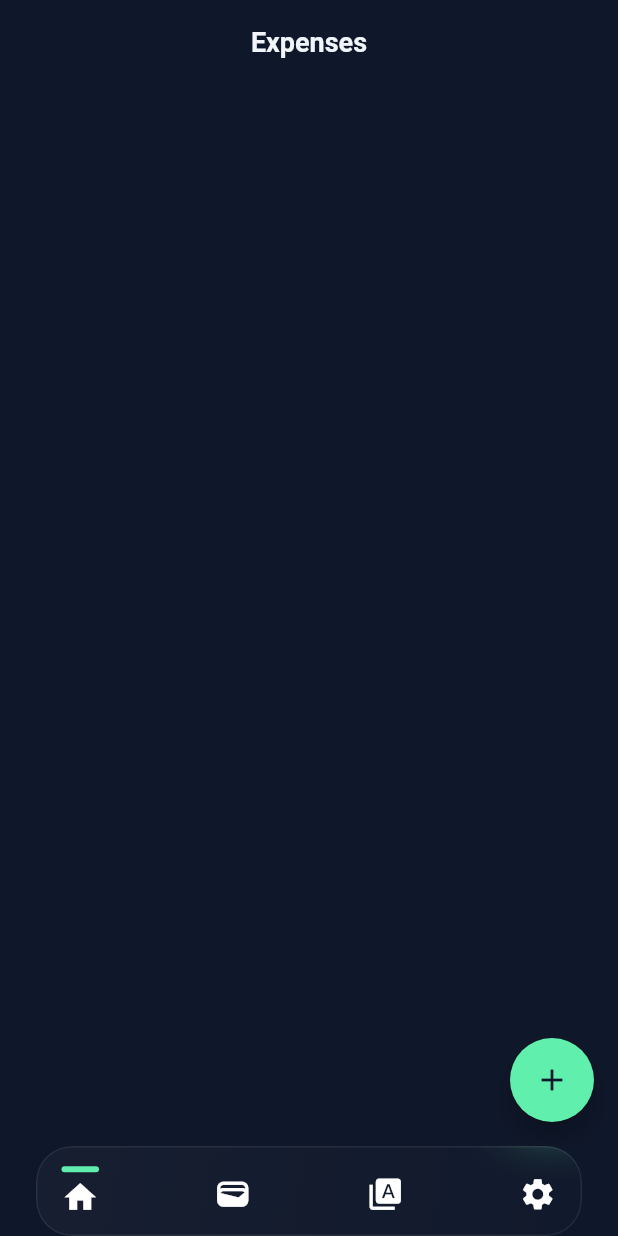
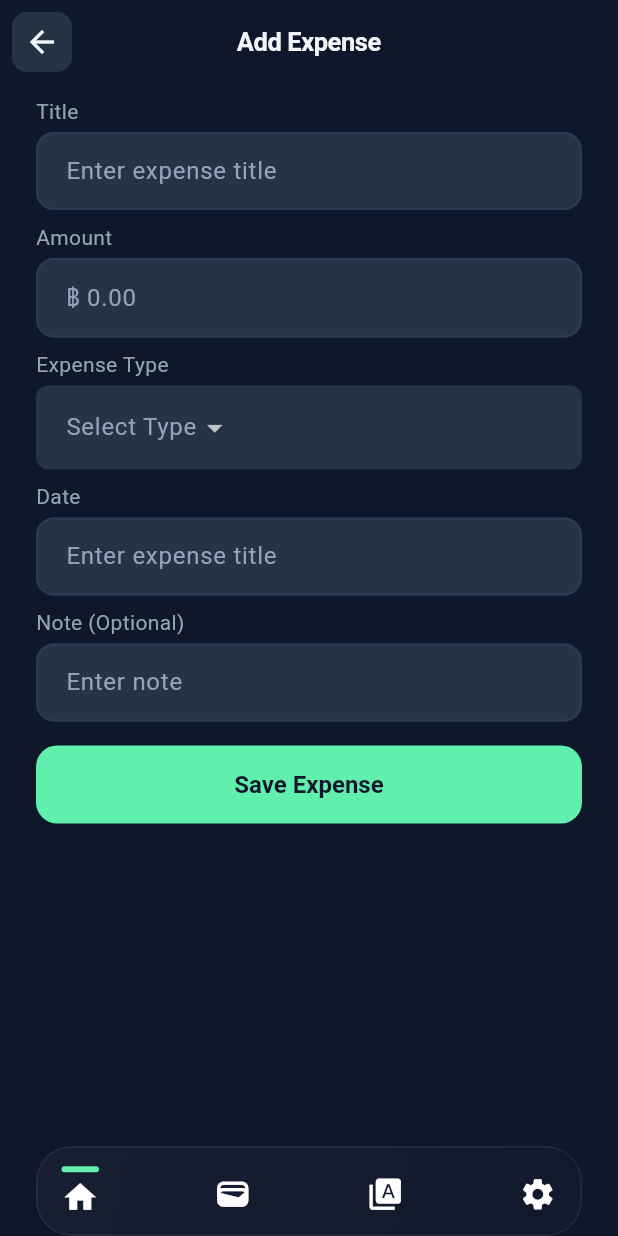
Before and after one commit to thetpaing-jk/expense_tracker, a Flutter app: the ExpenseScreen screen opened by its route, after a tap on the "add" icon, on a phone screen of 412 x 824 dp. Run offline on Flutter 3.47's test engine with Material 3 defaults, Android fonts, the phone set to English and light mode, and no system bars; our stand-ins replace cloud_firestore, firebase_auth, firebase_core, flutter_riverpod, flutter_secure_storage, go_router and 2 more; accounts and stored records are empty.

Commit message:
add expense form

```diff
--- a/lib/core/utils/app_const.dart
+++ b/lib/core/utils/app_const.dart
@@ -10,6 +10,7 @@ class AppConst {
   static const String expenseType = '/expenseType';
   static const String expenseTypeCreate = "/expenseTypeCreate";
   static const String settings = '/settings';
+  static const String addExpenseScreen = '/addExpenseScreen';
   // static const String splash = '/';
 
   static const String userTable = 'userTable';
--- a/lib/core/utils/app_routes.dart
+++ b/lib/core/utils/app_routes.dart
@@ -1,3 +1,4 @@
+import 'package:expense_tracker/features/expense/screens/expense_add.dart';
 import 'package:go_router/go_router.dart';
 
 import '../../features/auth/screens/login_screen.dart';
@@ -38,6 +39,15 @@ class AppRoutes {
                   pageBuilder: (context, state) {
                     return AppRouteHelper.fadeTransition(child: ExpenseScreen(), key: state.pageKey);
                   },
+                  routes: [
+                    GoRoute(
+                      path: AppConst.addExpenseScreen,
+                      name: AppConst.addExpenseScreen,
+                      pageBuilder: (context, state) {
+                        return AppRouteHelper.slideFromRight(child: AddExpense(), key: state.pageKey);
+                      },
+                    )
+                  ]
                 ),
               ]),
               StatefulShellBranch(routes: [
@@ -50,7 +60,10 @@ class AppRoutes {
                     GoRoute(path: AppConst.expenseTypeCreate,
                       name: AppConst.expenseTypeCreate,
                       pageBuilder: (context, state){
-                        ExpenseTypeModel? type = state.extra as ExpenseTypeModel;
+                        ExpenseTypeModel? type;
+                        if(state.extra != null){
+                          type = state.extra as ExpenseTypeModel;
+                        }
                         return AppRouteHelper.slideFromRight(child: ExpenseTypeCreateScreen(
                           type: type,
                         ), key: state.pageKey);
--- /dev/null
+++ b/lib/features/expense/data/models/expense_model.dart
@@ -0,0 +1,37 @@
+class ExpenseModel {
+  final int? id;
+  final String title;
+  final double amount;
+  final int type;
+  final String date;
+  final String note;
+  ExpenseModel({
+    this.id,
+    required this.title,
+    required this.amount,
+    required this.type,
+    required this.date,
+    required this.note,
+  });
+
+  factory ExpenseModel.fromJson(Map<String, dynamic> json) {
+    return ExpenseModel(
+      id: json['id'],
+      title: json['title'],
+      amount: json['amount'],
+      type: json['type'],
+      date: json['date'],
+      note: json['note'],
+    );
+  }
+
+  Map<String,dynamic> toJson() {
+    return {
+      "title" : title,
+      "amount" : amount,
+      "type" : type,
+      "date" : date,
+      "note" : note
+    };
+  }
+}
--- /dev/null
+++ b/lib/features/expense/domain/repositories/expense_repository.dart
@@ -0,0 +1,7 @@
+import '../../../expense_type/data/models/expense_type_model.dart';
+import '../../data/models/expense_model.dart';
+
+abstract class ExpenseRepository {
+  Future<List<ExpenseTypeModel>> getExpenseTypes();
+  void addExpense(ExpenseModel expense);
+}
--- /dev/null
+++ b/lib/features/expense/domain/usecases/expense_usecase.dart
@@ -0,0 +1,17 @@
+import '../../../expense_type/data/models/expense_type_model.dart';
+import '../../data/models/expense_model.dart';
+import '../repositories/expense_repository.dart';
+
+class ExpenseUsecase {
+  ExpenseRepository repository;
+  ExpenseUsecase({
+    required this.repository
+  });
+  void addExpense(ExpenseModel expense){
+    return repository.addExpense(expense);
+  }
+
+  Future<List<ExpenseTypeModel>> getExpenseTypes(){
+    return repository.getExpenseTypes();
+  }
+}
--- a/lib/features/expense/screens/expense.dart
+++ b/lib/features/expense/screens/expense.dart
@@ -1,5 +1,11 @@
+import 'package:expense_tracker/features/expense/screens/widgets/expense_widget.dart';
+import 'package:expense_tracker/features/expense_type/data/models/expense_type_model.dart';
 import 'package:flutter/material.dart';
 import 'package:flutter_riverpod/flutter_riverpod.dart';
+import 'package:go_router/go_router.dart';
+
+import '../../../core/services/app_number_formatter.dart';
+import '../../../core/utils/app_const.dart';
 
 class ExpenseScreen extends ConsumerStatefulWidget {
   const ExpenseScreen({super.key});
@@ -17,15 +23,28 @@ class _ExpenseScreenState extends ConsumerState<ExpenseScreen> {
             ),
       ),
       body: SafeArea(
-        child: Column(
-          crossAxisAlignment: CrossAxisAlignment.center,
-          children: [
-
-          ],
+        child: Padding(
+          padding: const EdgeInsets.symmetric(
+            horizontal: 24,
+            vertical: 8
+          ),
+          child: Column(
+            crossAxisAlignment: CrossAxisAlignment.start,
+            children: [
+              Text("Total Expense",
+                style: TextTheme.of(context).bodyMedium,
+              ),
+              const SizedBox(height: 8,),
+              Text(NumberFormatService.formatCurrency(1000), style: TextTheme.of(context).titleLarge!.copyWith(
+                fontSize: 20,
+                fontWeight: FontWeight.bold
+              ),),
+            ],
+          ),
         ),
       ),
       floatingActionButton: FloatingActionButton(onPressed: (){
-
+        context.goNamed(AppConst.addExpenseScreen);
       },
       shape: RoundedRectangleBorder(
         borderRadius: BorderRadius.circular(30)
--- /dev/null
+++ b/lib/features/expense/screens/expense_add.dart
@@ -0,0 +1,169 @@
+import 'package:expense_tracker/features/expense/screens/providers/expense_provider_state.dart';
+import 'package:flutter/material.dart';
+import 'package:flutter_riverpod/flutter_riverpod.dart';
+
+import '../../../core/services/app_number_formatter.dart';
+import '../../../core/utils/app_color.dart';
+import '../../expense_type/data/models/expense_type_model.dart';
+import '../../expense_type/screens/providers/expense_type_provider.dart';
+import '../../expense_type/screens/providers/expense_type_provider_state.dart';
+
+class AddExpense extends ConsumerStatefulWidget {
+  const AddExpense({super.key});
+  @override
+  ConsumerState<ConsumerStatefulWidget> createState() => _AddExpenseState();
+}
+class _AddExpenseState extends ConsumerState<AddExpense> {
+  TextEditingController titleC = TextEditingController();
+  TextEditingController amountC = TextEditingController();
+  TextEditingController dateC = TextEditingController();
+  TextEditingController noteC = TextEditingController();
+  FocusNode titleF = FocusNode();
+  FocusNode amountF = FocusNode();
+  FocusNode dateF = FocusNode();
+  FocusNode noteF = FocusNode();
+  @override
+  void initState() {
+    super.initState();
+    WidgetsBinding.instance.addPostFrameCallback((_){
+      ref.read(expenseTypeProvider.notifier).getAllType();
+    });
+  }
+  @override
+  Widget build(BuildContext context) {
+    final expenseType = ref.watch(expenseTypeProvider);
+    final expenseTypeChoose = ref.watch(expenseTypeChooseProvider);
+    return Scaffold(
+      appBar: AppBar(
+        title: Text("Add Expense"),
+      ),
+      body: Padding(
+        padding: const EdgeInsets.symmetric(
+          horizontal: 24,
+          vertical: 8
+        ),
+        child: Form(
+          child: Column(
+            crossAxisAlignment: CrossAxisAlignment.start,
+            children: [
+              Text("Title", style: TextTheme.of(context).bodyMedium!.copyWith(
+                color: AppColor.secondaryTextColor
+              ),),
+              const SizedBox(height: 4,),
+              TextFormField(
+                controller: titleC,
+                focusNode: titleF,
+                onTapOutside: (event) {
+                  titleF.unfocus();
+                },
+                decoration: InputDecoration(
+                  border: OutlineInputBorder(
+                    borderRadius: BorderRadius.circular(25),
+                  ),
+                  hint: Text("Enter expense title", style:  TextTheme.of(context).bodyLarge!.copyWith(
+                    color: AppColor.secondaryTextColor
+                  ),),
+                ),
+              ),
+              const SizedBox(height: 8,),
+              Text("Amount", style: TextTheme.of(context).bodyMedium!.copyWith(
+                color: AppColor.secondaryTextColor
+              ),),
+              const SizedBox(height: 4,),
+              TextFormField(
+                controller: amountC,
+                focusNode: amountF,
+                onTapUpOutside: (event) {
+                  amountF.unfocus();
+                },
+                decoration: InputDecoration(
+                  border: OutlineInputBorder(
+                    borderRadius: BorderRadius.circular(25),
+                  ),
+                  hint: Text(NumberFormatService.formatCurrency(0), style:  TextTheme.of(context).bodyLarge!.copyWith(
+                    color: AppColor.secondaryTextColor
+                  ),),
+                ),
+              ),
+              const SizedBox(height: 8,),
+              Text("Expense Type", style: TextTheme.of(context).bodyMedium!.copyWith(
+                color: AppColor.secondaryTextColor
+              ),),
+              const SizedBox(height: 4,),
+              Container(
+                padding: const EdgeInsets.only(left: 20, right: 28, top: 4, bottom: 4),
+                width: MediaQuery.of(context).size.width,
+                decoration: BoxDecoration(
+                  borderRadius: BorderRadius.circular(8),
+                  color: AppColor.inputBackgroundColor
+                ),
+                child: expenseType is ExpenseTypeReadyState ? DropdownButton(
+                  value: expenseTypeChoose,
+                  borderRadius: BorderRadius.circular(25),
+                  underline: SizedBox(),
+                  items: [
+                    DropdownMenuItem(
+                      value : null,
+                      child: Text("Select Type",
+                        style: TextTheme.of(context).bodyLarge!.copyWith(
+                          color: AppColor.secondaryTextColor
+                        ),
+                    )),
+                    for(ExpenseTypeModel type in expenseType.expenseList)...[
+                      DropdownMenuItem(
+                        value: type,
+                        child: Text(type.title,
+                        style: TextTheme.of(context).bodyLarge!.copyWith(
+                          color: AppColor.secondaryTextColor
+                        ),
+                      )),
+                    ]
+                  ], onChanged: (value) {
+                    ref.read(expenseTypeChooseProvider.notifier).state = value;
+                  },
+                ) : const SizedBox(),
+              ),
+              const SizedBox(height: 8,),
+              Text("Date", style: TextTheme.of(context).bodyMedium!.copyWith(
+                color: AppColor.secondaryTextColor
+              ),),
+              const SizedBox(height: 4,),
+              TextFormField(
+                decoration: InputDecoration(
+                  border: OutlineInputBorder(
+                    borderRadius: BorderRadius.circular(25),
+                  ),
+                  hint: Text("Enter expense title", style:  TextTheme.of(context).bodyLarge!.copyWith(
+                    color: AppColor.secondaryTextColor
+                  ),),
+                ),
+              ),
+              const SizedBox(height: 8,),
+              Text("Note (Optional)", style: TextTheme.of(context).bodyMedium!.copyWith(
+                color: AppColor.secondaryTextColor
+              ),),
+              const SizedBox(height: 4,),
+              TextFormField(
+                controller: noteC,
+                focusNode: noteF,
+                onTapUpOutside: (event){
+                  noteF.unfocus();
+                },
+                decoration: InputDecoration(
+                  border: OutlineInputBorder(
+                    borderRadius: BorderRadius.circular(25),
+                  ),
+                  hint: Text("Enter note", style:  TextTheme.of(context).bodyLarge!.copyWith(
+                    color: AppColor.secondaryTextColor
+                  ),),
+                ),
+              ),
+              const SizedBox(height: 16,),
+              ElevatedButton(onPressed: (){}, child: Text("Save Expense"))
+            ],
+          ),
+        ),
+      ),
+    );
+  }
+}
--- a/lib/features/expense_type/screens/providers/expense_type_provider.dart
+++ b/lib/features/expense_type/screens/providers/expense_type_provider.dart
@@ -8,6 +8,8 @@ import '../../domain/usecases/expense_type_usecase.dart';
 import 'expense_type_provider_state.dart';
 
 final expneseIconProvider = StateProvider<String>((ref)=>"bus");
+
+final expenseTypeChooseProvider = StateProvider<ExpenseTypeModel?>((ref)=> null);
 
 final expneseIconColor = StateProvider<MaterialColor>((ref)=> Colors.yellow);
 
```
Also changed, not shown: lib/features/expense/data/datasource/expense_local_datasource.dart (added, +35 -0 lines), lib/features/expense/data/providers/expense_data_provider.dart (added, +12 -0 lines), lib/features/expense/data/repositories/expense_repository_impl.dart (added, +29 -0 lines), lib/features/expense/domain/providers/expense_usecase_provider.dart (added, +8 -0 lines), lib/features/expense/screens/providers/expense_provider.dart (added, +10 -0 lines), lib/features/expense/screens/providers/expense_provider_state.dart (added, +25 -0 lines), lib/features/expense/screens/widgets/expense_widget.dart (added, +37 -0 lines).
